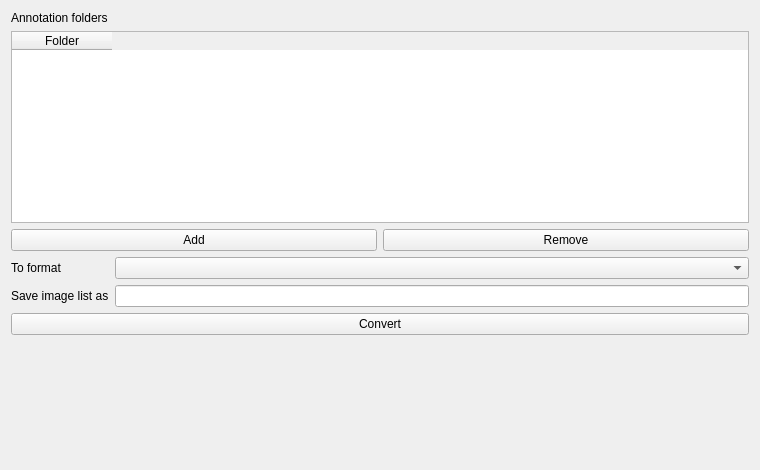
Qt form image_clean_up_tool/convert_label_img_labels.ui (stereomatchingkiss/blogCodes2) before a commit.
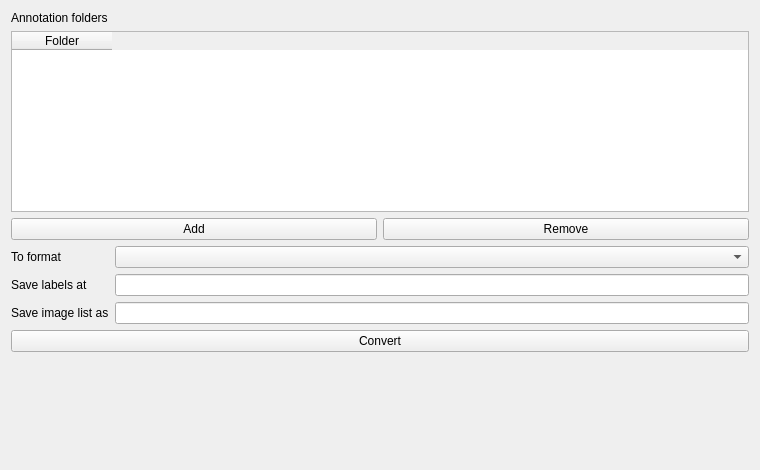
The same form after that commit.

```diff
--- a/image_clean_up_tool/convert_label_img_labels.ui
+++ b/image_clean_up_tool/convert_label_img_labels.ui
@@ -50,6 +50,9 @@
    </item>
    <item>
     <layout class="QGridLayout" name="gridLayout">
+     <item row="0" column="1">
+      <widget class="QComboBox" name="comboBoxToFormat"/>
+     </item>
      <item row="0" column="0">
       <widget class="QLabel" name="label_3">
        <property name="sizePolicy">
@@ -63,19 +66,26 @@
        </property>
       </widget>
      </item>
-     <item row="0" column="1">
-      <widget class="QComboBox" name="comboBoxToFormat"/>
-     </item>
-     <item row="1" column="0">
+     <item row="2" column="0">
       <widget class="QLabel" name="label_2">
        <property name="text">
         <string>Save image list as</string>
        </property>
       </widget>
      </item>
-     <item row="1" column="1">
+     <item row="2" column="1">
       <widget class="QLineEdit" name="lineEditSaveImgListAs"/>
      </item>
+     <item row="1" column="0">
+      <widget class="QLabel" name="label_4">
+       <property name="text">
+        <string>Save labels at</string>
+       </property>
+      </widget>
+     </item>
+     <item row="1" column="1">
+      <widget class="QLineEdit" name="lineEditSaveLabelsAt"/>
+     </item>
     </layout>
    </item>
    <item>
```
